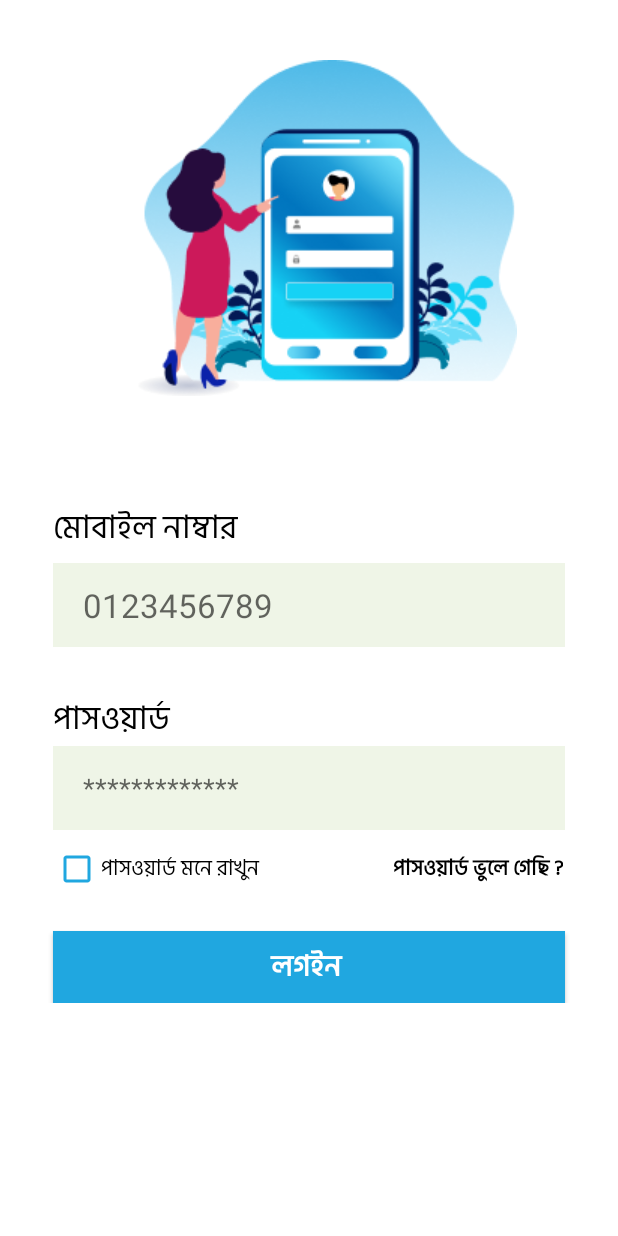
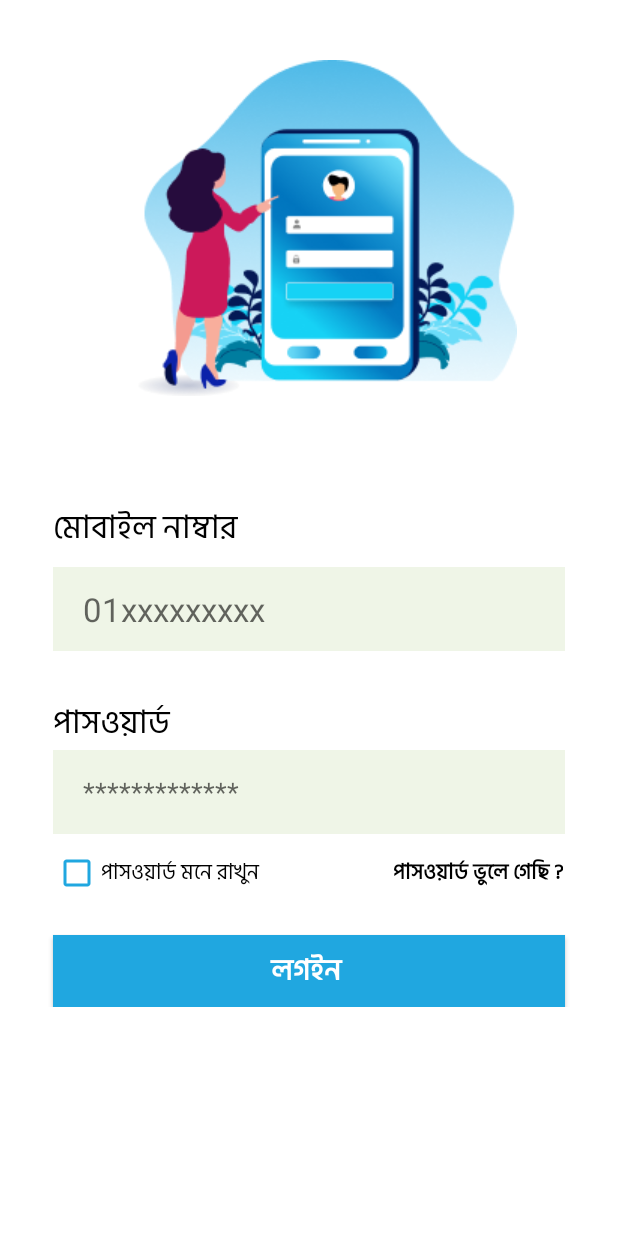
Before and after one commit to farhansadikgalib/Charity, an Android app: the screen it shows after launch (MainActivity), on a phone screen of 412 x 824 dp. Run offline under Robolectric (Android 15) with nearby library versions, the phone set to English and light mode, and no system bars; our stand-ins replace Volley.

Commit message:
Done LogIn issue

```diff
--- a/app/src/main/java/com/farhan/charity/Fragment/SignInFragment.java
+++ b/app/src/main/java/com/farhan/charity/Fragment/SignInFragment.java
@@ -1,13 +1,11 @@
 package com.farhan.charity.Fragment;
 
 
-import android.app.DownloadManager;
 import android.content.Context;
 import android.content.Intent;
 import android.content.SharedPreferences;
 import android.os.Bundle;
 import android.text.TextUtils;
-import android.util.Log;
 import android.view.LayoutInflater;
 import android.view.View;
 import android.view.ViewGroup;
@@ -24,27 +22,20 @@ import androidx.fragment.app.Fragment;
 import androidx.fragment.app.FragmentTransaction;
 
 import com.android.volley.AuthFailureError;
-import com.android.volley.DefaultRetryPolicy;
 import com.android.volley.Request;
 import com.android.volley.RequestQueue;
 import com.android.volley.Response;
 import com.android.volley.VolleyError;
-import com.android.volley.toolbox.JsonArrayRequest;
-import com.android.volley.toolbox.JsonObjectRequest;
 import com.android.volley.toolbox.StringRequest;
 import com.android.volley.toolbox.Volley;
 import com.farhan.charity.DashBoard;
 import com.farhan.charity.Model.LogInModelClass;
 import com.farhan.charity.R;
 
-import org.json.JSONArray;
-import org.json.JSONException;
 import org.json.JSONObject;
 
-import java.io.UnsupportedEncodingException;
 import java.util.ArrayList;
 import java.util.HashMap;
-import java.util.LinkedHashMap;
 import java.util.Map;
 
 
@@ -68,7 +59,7 @@ public class SignInFragment extends Fragment {
 
     private EditText phoneET, passwordET;
     private TextView forgetPass;
-    private Button singInBtn;
+    private Button signInBtn;
     private CheckBox checkBox;
     private FrameLayout parentFrameLayout;
     String phone,password ;
@@ -83,13 +74,13 @@ public class SignInFragment extends Fragment {
         View view = inflater.inflate(R.layout.fragment_sign_in, container, false);
         phoneET = view.findViewById(R.id.phoneET);
         passwordET = view.findViewById(R.id.passET);
-        singInBtn = view.findViewById(R.id.loginBtn);
+        signInBtn = view.findViewById(R.id.loginBtn);
         checkBox = view.findViewById(R.id.remenbercheckbox);
         forgetPass = view.findViewById(R.id.forgetPass);
         parentFrameLayout = getActivity().findViewById(R.id.registration_framelayout);
 
 
-        singInBtn.setOnClickListener(new View.OnClickListener() {
+        signInBtn.setOnClickListener(new View.OnClickListener() {
             @Override
             public void onClick(View v) {
                  phone = phoneET.getText().toString().trim();
@@ -98,6 +89,9 @@ public class SignInFragment extends Fragment {
 
                 if(c == 1 ) {
                     saveData();
+                }
+                else {
+                    Toast.makeText(getContext(), "আপনি ভুল মোবাইল নাম্বার অথবা পাসওয়ার্ড দিয়াছেন", Toast.LENGTH_SHORT).show();
                 }
 
 
@@ -188,6 +182,8 @@ public class SignInFragment extends Fragment {
                     admins_track_idS= admins_track_id;
                     if (status.equals("Ok"))
                     {
+                       //
+                        //
                         Toast.makeText(getContext(), "OK", Toast.LENGTH_SHORT).show();
                       //  startActivity(new Intent(getContext(),DashBoard.class));
 
@@ -197,6 +193,7 @@ public class SignInFragment extends Fragment {
                         startActivity(i);
 
                     }
+
 
 
                    // startActivity(new Intent(getContext(),DashBoard.class));
--- a/app/src/main/res/layout/fragment_sign_in.xml
+++ b/app/src/main/res/layout/fragment_sign_in.xml
@@ -67,21 +67,20 @@
                 android:layout_height="?attr/actionBarSize"
                 android:layout_marginStart="35dp"
                 android:layout_marginLeft="35dp"
-                android:layout_marginTop="5dp"
+                android:layout_marginTop="8dp"
                 android:layout_marginEnd="35dp"
                 android:layout_marginRight="35dp"
                 android:background="#EFF5E7"
-                android:hint="0123456789"
+                android:hint="01xxxxxxxxx"
+                android:inputType="number"
                 android:paddingLeft="20dp"
-                android:inputType="number"
                 android:textSize="22dp"
                 app:layout_constraintEnd_toEndOf="parent"
+                app:layout_constraintHorizontal_bias="1.0"
                 app:layout_constraintLeft_toLeftOf="parent"
                 app:layout_constraintRight_toRightOf="parent"
                 app:layout_constraintStart_toStartOf="parent"
                 app:layout_constraintTop_toBottomOf="@+id/textView" />
-
-
 
             <TextView
                 android:id="@+id/textView2"
```
